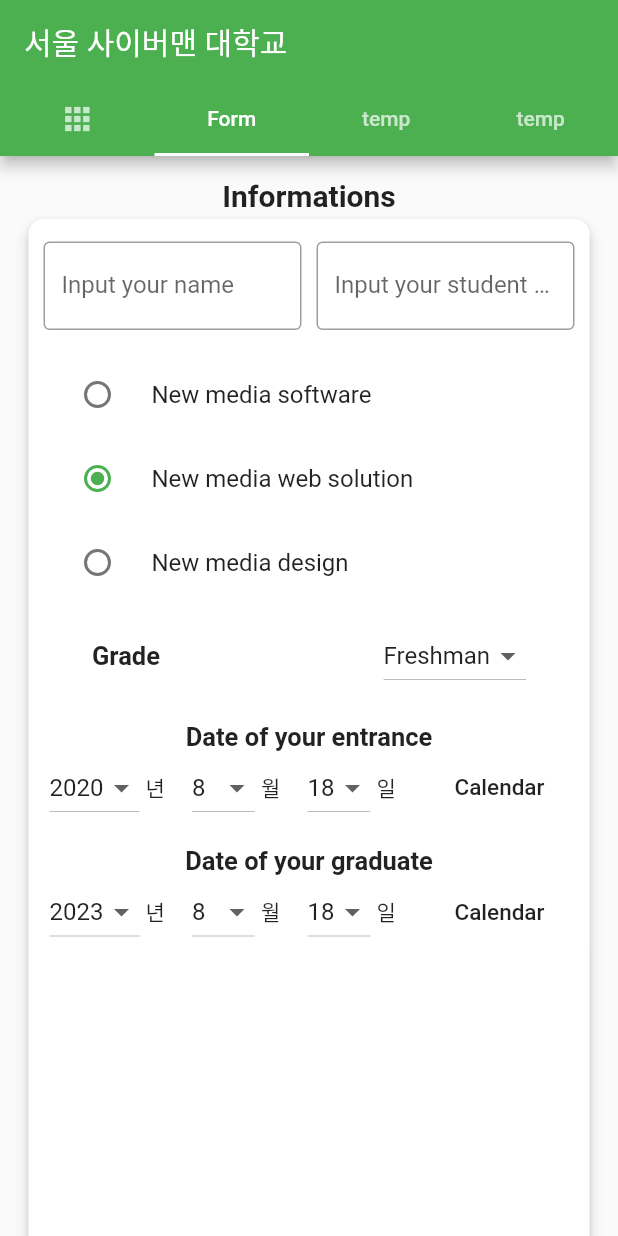
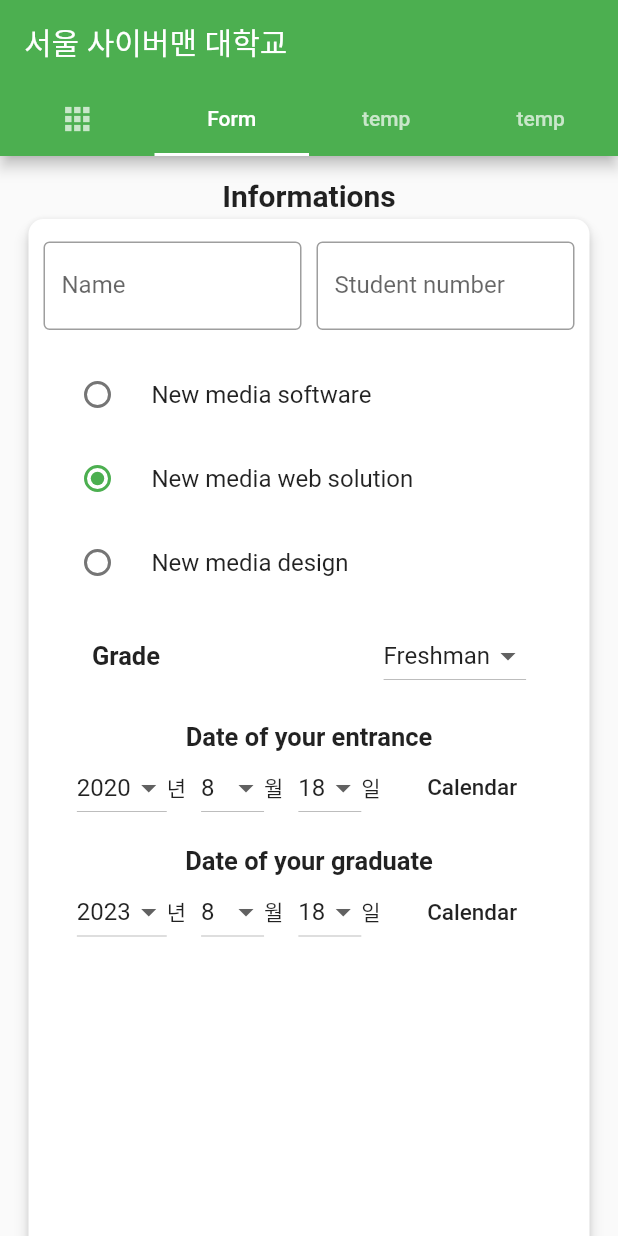
Before and after one commit to mjkcool/Flutter_practice, a Flutter app: the screen it shows after launch, tab 2 chosen, on a phone screen of 412 x 824 dp. Run offline on Flutter 3.47's test engine with Material 2 defaults, Android fonts, the phone set to English and light mode, and no system bars.

```diff
--- a/lib/main.dart
+++ b/lib/main.dart
@@ -1,5 +1,6 @@
 import 'package:flutter/cupertino.dart';
 import 'package:flutter/material.dart';
+import 'package:flutter/services.dart';
 
 void main() => runApp(MyApp());
 
@@ -165,16 +166,21 @@ class _MyHomePageState extends State<MyHomePage> {
                                             Expanded(child: TextField(
                                               decoration: InputDecoration(
                                                 border:OutlineInputBorder(),
-                                                labelText: 'Input your name',
-                                              ),),
-                                            ),
+                                                labelText: 'Name',
+                                                hintText: 'Input your name',
+                                              ),
+                                              onChanged: (value){},
+                                            ),),
                                             SizedBox( width: 10 ),
                                             Expanded(child: TextField(
+                                              inputFormatters: [WhitelistingTextInputFormatter(RegExp('[0-9]')),],
                                               decoration: InputDecoration(
                                                 border:OutlineInputBorder(),
-                                                labelText: 'Input your student number',
-                                              ),),
-                                            ),
+                                                labelText: 'Student number',
+                                                hintText: 'Input your number',
+                                              ),
+                                              onChanged: (value){},
+                                            ),),
                                           ],
                                         ),
                                         SizedBox( height: 15 ),
@@ -238,7 +244,7 @@ class _MyHomePageState extends State<MyHomePage> {
                                         Text('Date of your entrance', style: TextStyle(fontWeight: FontWeight.bold, fontSize: 17),),
                                         Row(
                                             mainAxisSize: MainAxisSize.max,
-                                            mainAxisAlignment: MainAxisAlignment.spaceEvenly,
+                                            mainAxisAlignment: MainAxisAlignment.center,
                                             crossAxisAlignment: CrossAxisAlignment.center,
                                             children: <Widget>[
                                               DropdownButton(
@@ -334,7 +340,7 @@ class _MyHomePageState extends State<MyHomePage> {
                                         Text('Date of your graduate', style: TextStyle(fontWeight: FontWeight.bold, fontSize: 17),),
                                         Row(
                                             mainAxisSize: MainAxisSize.max,
-                                            mainAxisAlignment: MainAxisAlignment.spaceEvenly,
+                                            mainAxisAlignment: MainAxisAlignment.center,
                                             crossAxisAlignment: CrossAxisAlignment.center,
                                             children: <Widget>[
                                               DropdownButton(
@@ -430,7 +436,6 @@ class _MyHomePageState extends State<MyHomePage> {
                                         Container(
                                           width: 200, height: 200,
 
-
                                         )
                                       ],
                                     ),
```
